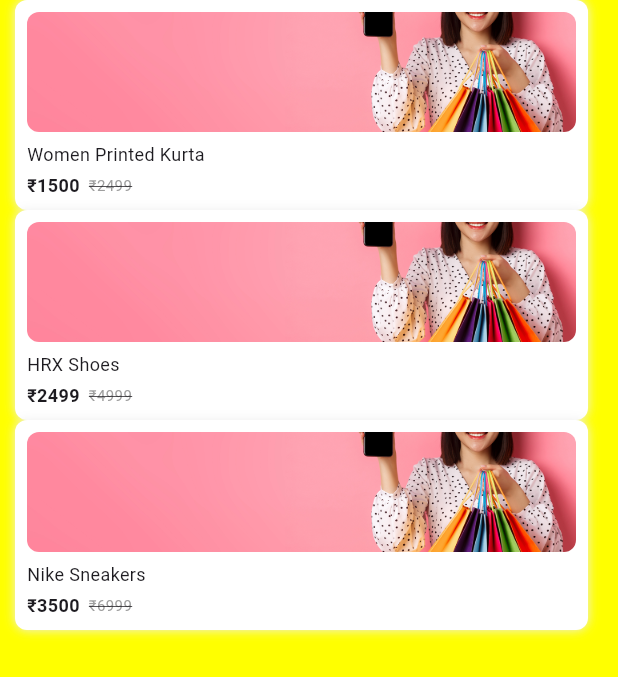
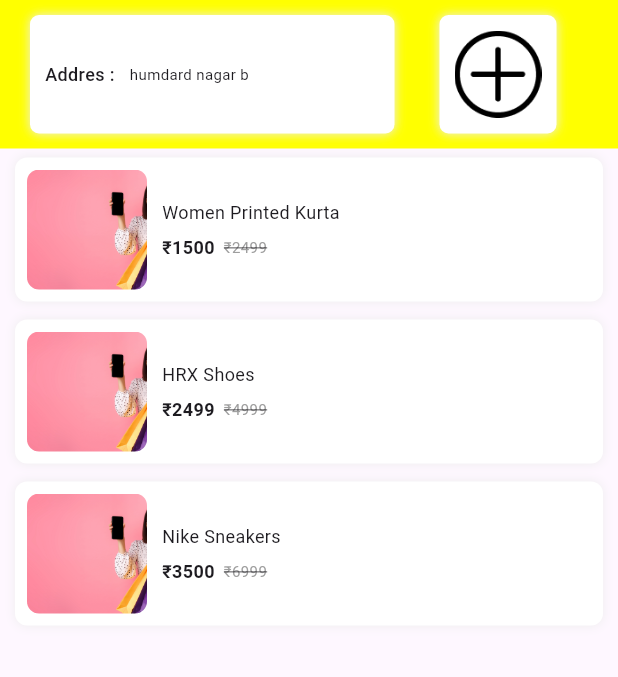
Before and after one commit to Saqibfarooq20/stylish, a Flutter app: the Wishlist screen opened directly, on a phone screen of 412 x 824 dp. Shown: the top 677 px of the screen. Run offline on Flutter 3.47's test engine with Material 3 defaults, Android fonts, the phone set to English and light mode, and no system bars; our stand-ins replace flutter_svg.

Commit message:
working on wishlist page

```diff
--- /dev/null
+++ b/lib/components/address.dart
@@ -0,0 +1,56 @@
+import 'package:flutter/material.dart';
+
+class Address extends StatefulWidget {
+  final String address;
+  const Address({super.key , required this.address});
+
+  @override
+  State<Address> createState() => _AddressState();
+}
+
+class _AddressState extends State<Address> {
+  @override
+  Widget build(BuildContext context) {
+    return Row(
+      children:[
+        Container(
+        height: 79,
+        width: 243,
+        margin: EdgeInsets.symmetric(horizontal: 20 , vertical: 10),
+        padding: EdgeInsets.symmetric(horizontal: 10 , vertical: 10),
+        decoration: BoxDecoration(
+          color: Colors.white,
+          borderRadius: BorderRadius.circular(6),
+          boxShadow: [
+            BoxShadow(color: Colors.grey.shade200, blurRadius: 5)
+          ],
+        ),
+        child: Row(
+          children: [
+            Text("Addres :",style: TextStyle(fontSize: 12,fontWeight: FontWeight(500),),textAlign: TextAlign.start,),
+            SizedBox(width: 10,),
+            Text(widget.address,style: TextStyle(fontSize: 10,fontWeight: FontWeight(400),),textAlign: TextAlign.center,),
+
+          ],
+        ),
+      ),
+
+        Container(
+          height: 79,
+          width: 78,
+          margin: EdgeInsets.symmetric(horizontal: 10 , vertical: 10),
+          padding: EdgeInsets.symmetric(horizontal: 10 , vertical: 10),
+          decoration: BoxDecoration(
+            color: Colors.white,
+            borderRadius: BorderRadius.circular(6),
+            boxShadow: [
+              BoxShadow(color: Colors.grey.shade200, blurRadius: 5)
+            ],
+          ),
+          child: Center(child: Image.asset('assets/images/plus.png'))
+        ),
+
+    ]
+    );
+  }
+}
--- a/lib/components/product_card.dart
+++ b/lib/components/product_card.dart
@@ -1,53 +1,92 @@
 import 'package:flutter/material.dart';
 import '../model/product_model.dart';
+
 class ProductCard extends StatelessWidget {
   final ProductModel product;
+  final bool isHorizontal;
 
-  const ProductCard({super.key, required this.product});
+  const ProductCard({
+    super.key,
+    required this.product,
+    this.isHorizontal = false, // default vertical
+  });
 
   @override
   Widget build(BuildContext context) {
+    return isHorizontal ? _horizontalCard() : _verticalCard();// main logic here
+  }
+
+  /// 🔹 Vertical Card (Current Design)
+  Widget _verticalCard() {
     return Container(
       width: 140,
       margin: const EdgeInsets.only(right: 10),
       padding: const EdgeInsets.all(8),
-      decoration: BoxDecoration(
-        color: Colors.white,
-        borderRadius: BorderRadius.circular(8),
-        boxShadow: [
-          BoxShadow(color: Colors.grey.shade200, blurRadius: 5),
-        ],
-      ),
-
+      decoration: _boxDecoration(),
       child: Column(
         crossAxisAlignment: CrossAxisAlignment.start,
         children: [
+          _image(80),
+          const SizedBox(height: 6),
+          _title(),
+          const SizedBox(height: 4),
+          _priceRow(),
+        ],
+      ),
+    );
+  }
 
-          /// ✅ Image
-          ClipRRect(
+  /// 🔹 Horizontal Card (NEW)
+  Widget _horizontalCard() {
+    return Container(
+      margin: const EdgeInsets.symmetric(vertical: 6, horizontal: 10),
+      padding: const EdgeInsets.all(8),
+      decoration: _boxDecoration(),
+      child: Row(
+        children: [
+          _image(80),
+
+          const SizedBox(width: 10),
+
+          Expanded(
+            child: Column(
+              crossAxisAlignment: CrossAxisAlignment.start,
+              children: [
+                _title(),
+                const SizedBox(height: 6),
+                _priceRow(),
+              ],
+            ),
+          ),
+        ],
+      ),
+    );
+  }
+
+  /// 🔹 Common Widgets (Reusable)
+  Widget _image(double height) {
+    return ClipRRect(
       borderRadius: BorderRadius.circular(8),
       child: Image.asset(
         product.image,
-              height: 80,
-              width: double.infinity,
+        height: height,
+        width: isHorizontal ? 80 : double.infinity,
         fit: BoxFit.cover,
       ),
-          ),
+    );
+  }
 
-          const SizedBox(height: 6),
-
-          /// ✅ Title
-          Text(
+  Widget _title() {
+    return Text(
       product.name,
       maxLines: 2,
       overflow: TextOverflow.ellipsis,
       style: const TextStyle(fontSize: 12),
-          ),
+    );
+  }
 
-          const SizedBox(height: 4),
-
-          /// ✅ Price Row (ONLY TEXT)
-          Row(
+  Widget _priceRow() {
+    return Row(
       children: [
         Text(
           product.price,
@@ -66,9 +105,16 @@
           ),
         ),
       ],
-          ),
+    );
+  }
+
+  BoxDecoration _boxDecoration() {
+    return BoxDecoration(
+      color: Colors.white,
+      borderRadius: BorderRadius.circular(8),
+      boxShadow: [
+        BoxShadow(color: Colors.grey.shade200, blurRadius: 5),
       ],
-      ),
     );
   }
 }
--- a/lib/screens/bottom_navigation_screens/wishlist.dart
+++ b/lib/screens/bottom_navigation_screens/wishlist.dart
@@ -1,5 +1,6 @@
 import 'package:flutter/material.dart';
 
+import '../../components/address.dart';
 import '../../components/product_card.dart';
 import '../../model/data.dart';
 
@@ -9,16 +10,24 @@
   @override
   Widget build(BuildContext context) {
     return Scaffold(
-      body: Container(
-        color: Colors.yellowAccent,
-        child: ListView.builder(
-          padding: const EdgeInsets.symmetric(horizontal: 10),
-          itemCount: products.length,
-          itemBuilder: (context, index) {
-            return ProductCard(
-              product: products[index],
-            );
-          },
+      body: SafeArea(
+        child: Column(
+          children: [
+            Container(
+              color: Colors.yellowAccent,
+              child: Address(address: 'humdard nagar b'),
+            ),
+
+            // ✅ Expanded yahan use hoga
+            Expanded(
+              child: ListView.builder(
+                itemCount: products.length,
+                itemBuilder: (context, index) {
+                  return ProductCard(product: products[index],  isHorizontal: true,);
+                },
+              ),
+            ),
+          ],
         ),
       ),
     );
```
Also changed, not shown: assets/images/plus.png (added). Lines whose indentation alone changed are shown as unchanged.
